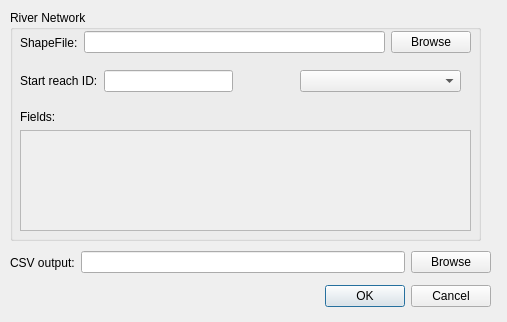
Above: networkprofiler_dialog_base.ui from Riverscapes/NetworkProfiler before the change. Below: the same form after it.
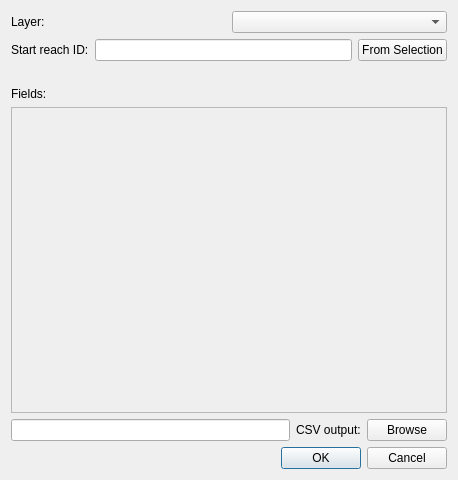
That is the form after the change.

The edit to the form file:
```diff
--- a/networkprofiler_dialog_base.ui
+++ b/networkprofiler_dialog_base.ui
@@ -6,92 +6,67 @@
    <rect>
     <x>0</x>
     <y>0</y>
-    <width>507</width>
-    <height>322</height>
+    <width>458</width>
+    <height>480</height>
    </rect>
   </property>
   <property name="windowTitle">
    <string>Network Profiler</string>
   </property>
-  <widget class="QDialogButtonBox" name="cmdButtons">
-   <property name="geometry">
-    <rect>
-     <x>150</x>
-     <y>280</y>
-     <width>341</width>
-     <height>32</height>
-    </rect>
-   </property>
-   <property name="orientation">
-    <enum>Qt::Horizontal</enum>
-   </property>
-   <property name="standardButtons">
-    <set>QDialogButtonBox::Cancel|QDialogButtonBox::Ok</set>
-   </property>
-  </widget>
-  <widget class="QGroupBox" name="groupBox">
-   <property name="geometry">
-    <rect>
-     <x>10</x>
-     <y>10</y>
-     <width>471</width>
-     <height>231</height>
-    </rect>
-   </property>
-   <property name="title">
-    <string>River Network</string>
-   </property>
-   <widget class="QWidget" name="">
-    <property name="geometry">
-     <rect>
-      <x>10</x>
-      <y>20</y>
-      <width>451</width>
-      <height>25</height>
-     </rect>
-    </property>
+  <layout class="QVBoxLayout" name="verticalLayout">
+   <item>
     <layout class="QHBoxLayout" name="horizontalLayout">
      <item>
       <widget class="QLabel" name="lblNetwork">
        <property name="text">
-        <string>ShapeFile:</string>
+        <string>Layer:</string>
        </property>
       </widget>
      </item>
      <item>
-      <widget class="QLineEdit" name="txtNetwork"/>
+      <widget class="QComboBox" name="ctlLayer"/>
      </item>
+    </layout>
+   </item>
      <item>
-      <widget class="QPushButton" name="cmdBrowseNetwork">
+    <layout class="QHBoxLayout" name="horizontalLayout_2">
+     <item>
+      <widget class="QLabel" name="lblReachID">
        <property name="text">
-        <string>Browse</string>
+        <string>Start reach ID:</string>
        </property>
       </widget>
      </item>
+     <item>
+      <widget class="QLineEdit" name="ctlReachInt"/>
+     </item>
+     <item>
+      <widget class="QPushButton" name="cmdGetReachFromMap">
+       <property name="text">
+        <string>From Selection</string>
+       </property>
+      </widget>
+     </item>
     </layout>
-   </widget>
+   </item>
+   <item>
+    <widget class="QLabel" name="lblWarning">
+     <property name="text">
+      <string/>
+     </property>
+    </widget>
+   </item>
+   <item>
+    <layout class="QVBoxLayout" name="verticalLayout_2">
+     <item>
    <widget class="QLabel" name="lblFields">
-    <property name="geometry">
-     <rect>
-      <x>10</x>
-      <y>100</y>
-      <width>46</width>
-      <height>13</height>
-     </rect>
-    </property>
     <property name="text">
      <string>Fields:</string>
     </property>
    </widget>
+     </item>
+     <item>
    <widget class="QScrollArea" name="scrollArea">
-    <property name="geometry">
-     <rect>
-      <x>10</x>
-      <y>120</y>
-      <width>451</width>
-      <height>101</height>
-     </rect>
-    </property>
     <property name="widgetResizable">
      <bool>true</bool>
     </property>
@@ -100,55 +75,20 @@
       <rect>
        <x>0</x>
        <y>0</y>
-       <width>449</width>
-       <height>99</height>
+          <width>430</width>
+          <height>242</height>
       </rect>
      </property>
     </widget>
    </widget>
-   <widget class="QWidget" name="">
-    <property name="geometry">
-     <rect>
-      <x>10</x>
-      <y>60</y>
-      <width>213</width>
-      <height>22</height>
-     </rect>
-    </property>
+     </item>
+    </layout>
+   </item>
+   <item>
     <layout class="QHBoxLayout" name="horizontalLayout_3">
      <item>
-      <widget class="QLabel" name="lblReachID">
-       <property name="text">
-        <string>Start reach ID:</string>
-       </property>
-      </widget>
+      <widget class="QLineEdit" name="txtCSVOutput"/>
      </item>
-     <item>
-      <widget class="QLineEdit" name="txtReachID"/>
-     </item>
-    </layout>
-   </widget>
-   <widget class="QComboBox" name="cboNetwork">
-    <property name="geometry">
-     <rect>
-      <x>290</x>
-      <y>60</y>
-      <width>161</width>
-      <height>22</height>
-     </rect>
-    </property>
-   </widget>
-  </widget>
-  <widget class="QWidget" name="">
-   <property name="geometry">
-    <rect>
-     <x>10</x>
-     <y>250</y>
-     <width>481</width>
-     <height>25</height>
-    </rect>
-   </property>
-   <layout class="QHBoxLayout" name="horizontalLayout_2">
     <item>
      <widget class="QLabel" name="lblCSV">
       <property name="text">
@@ -156,9 +96,6 @@
       </property>
      </widget>
     </item>
-    <item>
-     <widget class="QLineEdit" name="txtCSVOutput"/>
-    </item>
     <item>
      <widget class="QPushButton" name="cmdBrowseCSV">
       <property name="text">
@@ -167,18 +104,18 @@
      </widget>
     </item>
    </layout>
-  </widget>
-  <zorder>cmdButtons</zorder>
-  <zorder>lblNetwork</zorder>
-  <zorder>txtNetwork</zorder>
-  <zorder>cmdBrowseNetwork</zorder>
-  <zorder>lblCSV</zorder>
-  <zorder>txtCSVOutput</zorder>
-  <zorder>cmdBrowseCSV</zorder>
-  <zorder>groupBox</zorder>
-  <zorder>lblNetwork</zorder>
-  <zorder>txtReachID</zorder>
-  <zorder>lblReachID</zorder>
+   </item>
+   <item>
+    <widget class="QDialogButtonBox" name="cmdButtons">
+     <property name="orientation">
+      <enum>Qt::Horizontal</enum>
+     </property>
+     <property name="standardButtons">
+      <set>QDialogButtonBox::Cancel|QDialogButtonBox::Ok</set>
+     </property>
+    </widget>
+   </item>
+  </layout>
  </widget>
  <resources/>
  <connections>
```
Lines whose indentation alone changed are shown as unchanged.
